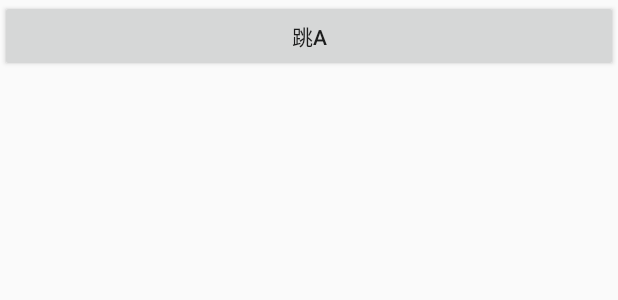
After one commit to VinVon/DiyView, an Android app: the layout next_activity.xml on its own in the app's theme, with its tools: preview values and no code run, on a phone screen of 412 x 824 dp. The commit adds this screen. Shown: the top 300 px of the screen. Run offline under Robolectric (Android 15) with nearby library versions, the phone set to English and light mode, and no system bars.

Commit message:
sencond changge

```diff
--- a/app/src/main/AndroidManifest.xml
+++ b/app/src/main/AndroidManifest.xml
@@ -9,13 +9,16 @@
         android:roundIcon="@mipmap/ic_launcher_round"
         android:supportsRtl="true"
         android:theme="@style/AppTheme">
-        <activity android:name=".MainActivity">
+        <activity android:name=".MainActivity"
+           android:launchMode="singleTask" >
             <intent-filter>
                 <action android:name="android.intent.action.MAIN" />
 
                 <category android:name="android.intent.category.LAUNCHER" />
             </intent-filter>
         </activity>
+        <activity android:name=".NextActivity"
+            ></activity>
     </application>
 
 </manifest>
--- a/app/src/main/java/com/demo/diyview/adapter/ListScreenAdapter.java
+++ b/app/src/main/java/com/demo/diyview/adapter/ListScreenAdapter.java
@@ -7,8 +7,6 @@ import android.view.ViewGroup;
 import android.widget.TextView;
 
 import com.demo.diyview.R;
-
-import org.w3c.dom.Text;
 
 /**
  * Created by 123 on 2017/7/23.
--- a/app/src/main/java/com/demo/diyview/view/ListDataScreenView.java
+++ b/app/src/main/java/com/demo/diyview/view/ListDataScreenView.java
@@ -7,7 +7,6 @@ import android.view.View;
 import android.view.ViewGroup;
 import android.widget.FrameLayout;
 import android.widget.LinearLayout;
-import android.widget.ListView;
 
 import com.demo.diyview.adapter.BaseMenuAdapter;
 
--- /dev/null
+++ b/app/src/main/res/layout/next_activity.xml
@@ -0,0 +1,10 @@
+<?xml version="1.0" encoding="utf-8"?>
+<LinearLayout xmlns:android="http://schemas.android.com/apk/res/android"
+    android:orientation="vertical" android:layout_width="match_parent"
+    android:layout_height="match_parent">
+    <Button
+        android:id="@+id/btn_2"
+        android:layout_width="match_parent"
+        android:layout_height="wrap_content"
+        android:text="跳A"/>
+</LinearLayout>
```
Also changed, not shown: app/src/main/java/com/demo/diyview/MainActivity.java (+6 -4 lines), app/src/main/java/com/demo/diyview/NextActivity.java (added, +34 -0 lines), app/src/main/java/com/demo/diyview/view/ColorTrackTextView.java (+15 -7 lines), app/src/main/res/layout/activity_main.xml (+4 -3 lines).
